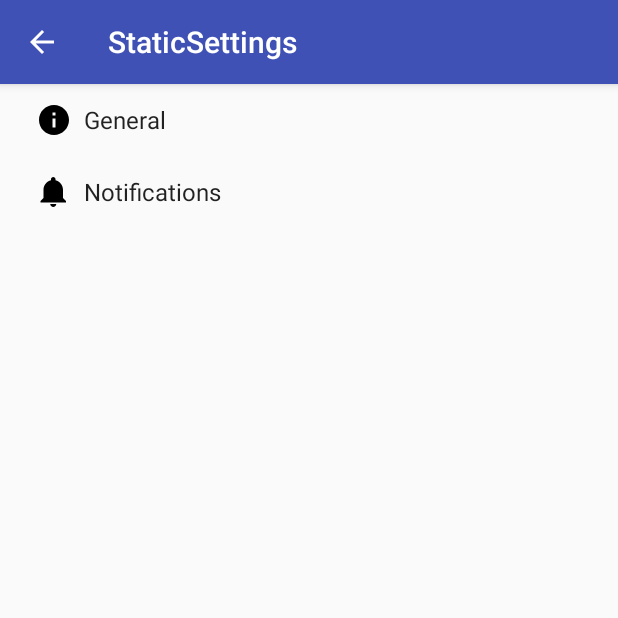
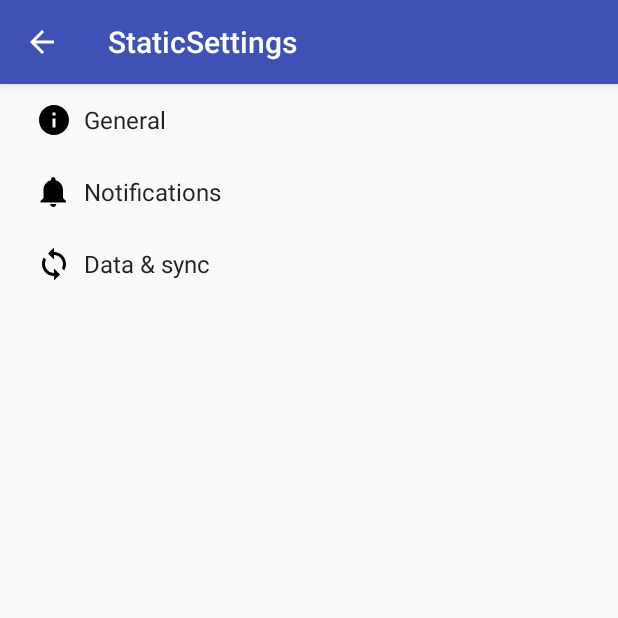
Before and after one commit to NicoleMuzquiz/461L-Project, an Android app: the DefaultSettingsActivity screen opened directly, with no data from a screen before it, on a phone screen of 412 x 824 dp, the top half of it. Run offline under Robolectric (Android 15) with nearby library versions, the phone set to English and light mode, and no system bars.

Commit message:
Redirecting activities to each other.

```diff
--- a/SwoleMates/app/src/main/java/com/example/swolemates/FacebookLoginActivity.java
+++ b/SwoleMates/app/src/main/java/com/example/swolemates/FacebookLoginActivity.java
@@ -119,7 +119,7 @@ public class FacebookLoginActivity extends AppCompatActivity implements LoaderCa
                 Log.d(TAG, "facebook:onSuccess:" + loginResult);
                 handleFacebookAccessToken(loginResult.getAccessToken());
                 // Do something in response to button
-                Intent intent = new Intent(getActivity(), MainActivity.class);
+                Intent intent = new Intent(getActivity(), DefaultSettingsActivity.class);
                 startActivity(intent);
             }
 
--- a/SwoleMates/app/src/main/res/values/strings.xml
+++ b/SwoleMates/app/src/main/res/values/strings.xml
@@ -2,6 +2,7 @@
     <string name="app_name">SwoleMates</string>
     <string name="edit_message">Enter a message</string>
     <string name="button_send">Send</string>
+    <string name="button_save">Save</string>
     <string name="facebook_app_id">1255707804537349</string>
     <string name="title_activity_login">Sign in</string>
 
--- a/SwoleMates/app/src/main/res/xml/pref_general.xml
+++ b/SwoleMates/app/src/main/res/xml/pref_general.xml
@@ -1,14 +1,15 @@
 <PreferenceScreen xmlns:android="http://schemas.android.com/apk/res/android">
 
-<!--    <SwitchPreference
-        android:defaultValue="true"
-        android:disableDependentsState="true"
-        android:key="example_switch"
-        android:summary="@string/pref_description_social_recommendations"
-        android:title="@string/pref_title_social_recommendations" />-->
+    <!--<SwitchPreference-->
+            <!--android:defaultValue="true"-->
+            <!--android:disableDependentsState="true"-->
+            <!--android:key="example_switch"-->
+            <!--android:summary="@string/pref_description_social_recommendations"-->
+            <!--android:title="@string/pref_title_social_recommendations" />-->
 
     <!-- NOTE: EditTextPreference accepts EditText attributes. -->
     <!-- NOTE: EditTextPreference's summary should be set to its value by the activity code. -->
+
     <EditTextPreference
         android:defaultValue="70"
         android:dialogTitle="pref_query_limit"
--- a/SwoleMates/app/src/main/res/xml/pref_headers.xml
+++ b/SwoleMates/app/src/main/res/xml/pref_headers.xml
@@ -12,9 +12,9 @@
         android:icon="@drawable/ic_notifications_black_24dp"
         android:title="@string/pref_header_notifications" />
 
-    <!--<header
+    <header
         android:fragment="com.example.swolemates.DefaultSettingsActivity$DataSyncPreferenceFragment"
         android:icon="@drawable/ic_sync_black_24dp"
-        android:title="@string/pref_header_data_sync" />-->
+        android:title="@string/pref_header_data_sync" />
 
 </preference-headers>
```
Also changed, not shown: SwoleMates/app/src/main/java/com/example/swolemates/DefaultSettingsActivity.java (+5 -3 lines), SwoleMates/app/src/main/res/layout/pref_layout.xml (added, +18 -0 lines).
